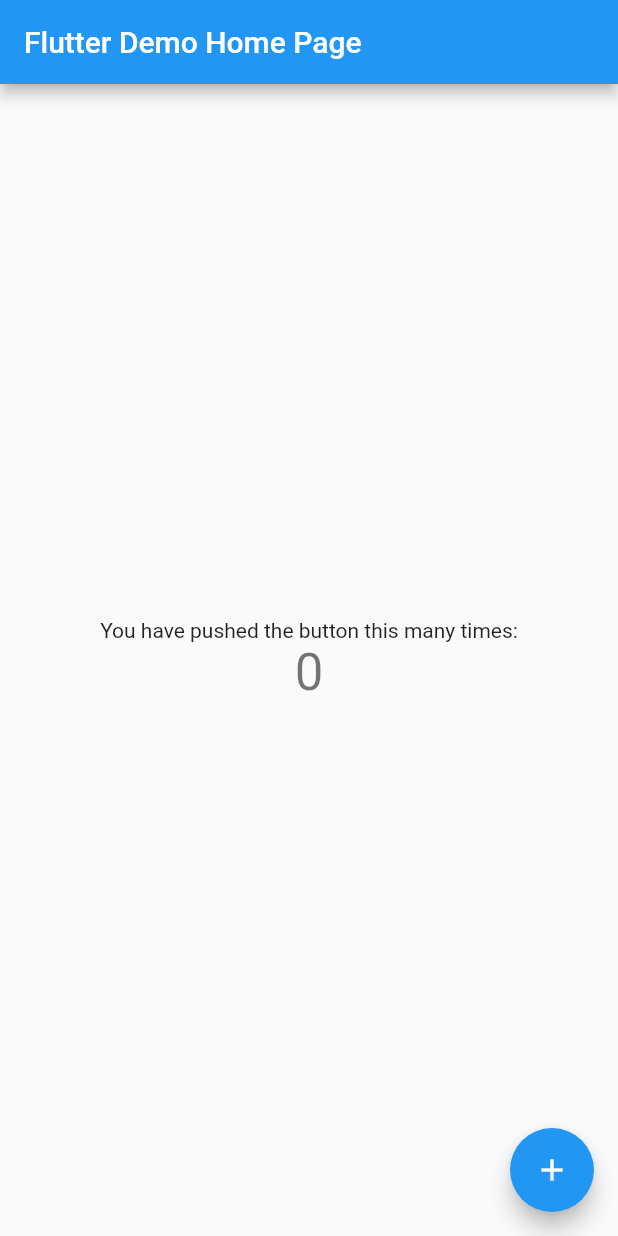
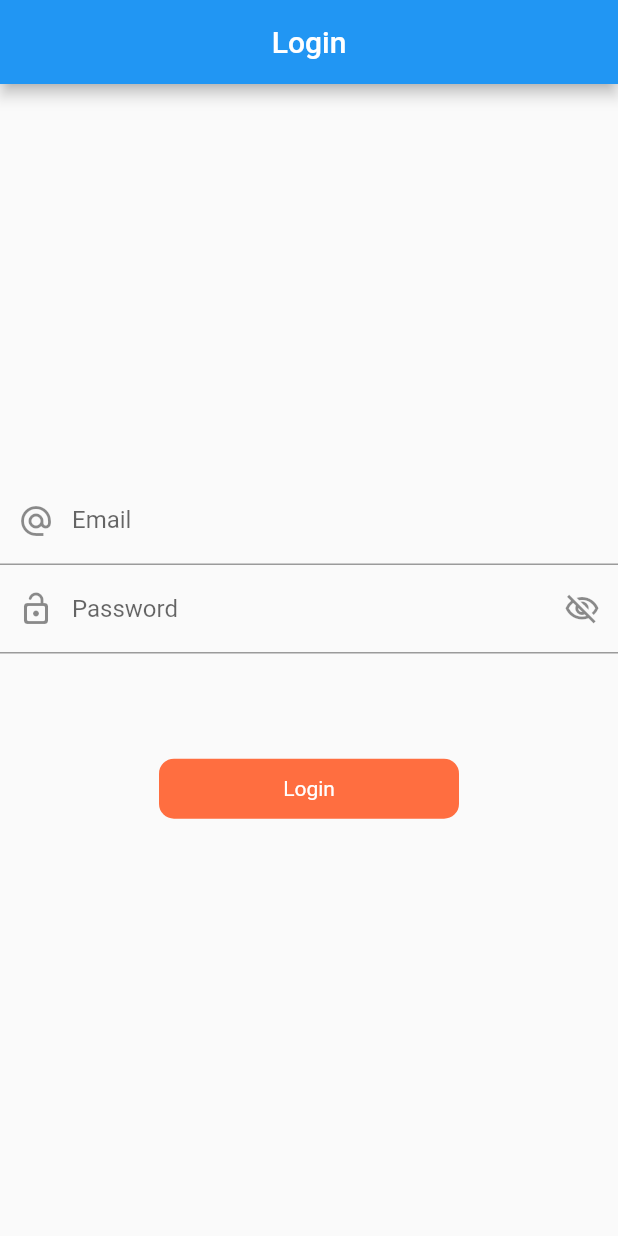
Before and after one commit to MdAbdullahAlMahmud/Flutter-MVVM-Project-Setup, a Flutter app: the screen it shows after launch, on a phone screen of 412 x 824 dp. Run offline on Flutter 3.47's test engine with Material 2 defaults, Android fonts, the phone set to English and light mode, and no system bars; our stand-ins replace fluttertoast.

Commit message:
Login View and and repository class declared

```diff
--- a/lib/main.dart
+++ b/lib/main.dart
@@ -1,4 +1,6 @@
 import 'package:flutter/material.dart';
+import 'package:flutter_mvvm_project_practise/utils/routes/routes.dart';
+import 'package:flutter_mvvm_project_practise/utils/routes/routes_name.dart';
 
 void main() {
   runApp(const MyApp());
@@ -15,7 +17,8 @@
       theme: ThemeData(
         primarySwatch: Colors.blue,
       ),
-      home: const MyHomePage(title: 'Flutter Demo Home Page'),
+      initialRoute: RoutesName.login,
+      onGenerateRoute: Routes.generateRoute,
     );
   }
 }
@@ -23,14 +26,7 @@
 class MyHomePage extends StatefulWidget {
   const MyHomePage({super.key, required this.title});
 
-  // This widget is the home page of your application. It is stateful, meaning
-  // that it has a State object (defined below) that contains fields that affect
-  // how it looks.
 
-  // This class is the configuration for the state. It holds the values (in this
-  // case the title) provided by the parent (in this case the App widget) and
-  // used by the build method of the State. Fields in a Widget subclass are
-  // always marked "final".
 
   final String title;
 
--- /dev/null
+++ b/lib/res/app_url.dart
@@ -0,0 +1,5 @@
+
+
+class AppUrl {
+
+}
--- /dev/null
+++ b/lib/res/color.dart
@@ -0,0 +1,12 @@
+
+import 'dart:ui';
+
+import 'package:flutter/material.dart';
+
+class AppColor {
+
+  static const Color blackColor = Color(0xFF00000);
+  static const Color whiteColor = Color(0xFFFFFFFF);
+
+  static const Color buttonColor = Colors.deepOrangeAccent;
+}
--- /dev/null
+++ b/lib/res/componenets/round_button.dart
@@ -0,0 +1,35 @@
+import 'package:flutter/material.dart';
+
+import '../color.dart';
+
+class RoundButton extends StatelessWidget {
+
+  final String title ;
+  final bool loading ;
+  final VoidCallback onPress ;
+  const RoundButton({Key? key ,
+    required this.title,
+    this.loading = false ,
+    required this.onPress ,
+
+  }) : super(key: key);
+
+  @override
+  Widget build(BuildContext context) {
+    return InkWell(
+      onTap: onPress,
+      child: Container(
+        height: 40,
+        width: 200,
+        decoration: BoxDecoration(
+            color: AppColor.buttonColor,
+            borderRadius: BorderRadius.circular(10)
+        ),
+        child: Center(
+            child:loading ? CircularProgressIndicator(color: Colors.white,) :  Text(title ,
+              style: TextStyle(color: AppColor.whiteColor),
+            )),
+      ),
+    );
+  }
+}
--- /dev/null
+++ b/lib/utils/routes/routes.dart
@@ -0,0 +1,35 @@
+import 'package:flutter/cupertino.dart';
+import 'package:flutter/material.dart';
+import 'package:flutter_mvvm_project_practise/utils/routes/routes_name.dart';
+import 'package:flutter_mvvm_project_practise/view/home_screen.dart';
+import 'package:flutter_mvvm_project_practise/view/login_view.dart';
+import '';
+
+class Routes{
+
+
+  static Route<dynamic> generateRoute (RouteSettings settings){
+
+    switch(settings.name){
+
+      case RoutesName.home:
+        return MaterialPageRoute(builder: (BuildContext context) => HomeScreen());
+
+        case RoutesName.login:
+        return MaterialPageRoute(builder: (BuildContext context) => LoginView());
+
+
+      default :
+        return MaterialPageRoute(builder: (_){
+
+          return const Scaffold(
+            body:  Center(
+              child: Text('No route defined'),
+            ),
+          );
+        });
+
+    }
+
+  }
+}
--- /dev/null
+++ b/lib/utils/routes/routes_name.dart
@@ -0,0 +1,6 @@
+
+class RoutesName{
+
+  static const String login = 'login_screen';
+  static const String home = 'home_screen';
+}
--- /dev/null
+++ b/lib/view/login_view.dart
@@ -0,0 +1,120 @@
+import 'package:flutter/material.dart';
+
+import '../res/componenets/round_button.dart';
+import '../utils/utils.dart';
+
+class LoginView extends StatefulWidget {
+  const LoginView({Key? key}) : super(key: key);
+
+  @override
+  _LoginViewState createState() => _LoginViewState();
+}
+
+class _LoginViewState extends State<LoginView> {
+
+  ValueNotifier<bool> _obsecurePassword = ValueNotifier<bool>(true);
+
+  TextEditingController _emailController = TextEditingController();
+  TextEditingController _passwordController = TextEditingController();
+
+  FocusNode emailFocusNode = FocusNode();
+  FocusNode passwordFocusNode = FocusNode();
+
+  @override
+  void dispose() {
+    // TODO: implement dispose
+    super.dispose();
+
+    _emailController.dispose();
+    _passwordController.dispose();
+
+    emailFocusNode.dispose();
+    passwordFocusNode.dispose();
+
+    _obsecurePassword.dispose();
+
+  }
+
+  @override
+  Widget build(BuildContext context) {
+
+    final height  = MediaQuery.of(context).size.height * 1 ;
+    return Scaffold(
+      appBar: AppBar(
+        title: Text('Login'),
+        centerTitle: true,
+      ),
+      body: SafeArea(
+        child: Column(
+          mainAxisAlignment: MainAxisAlignment.center,
+          crossAxisAlignment: CrossAxisAlignment.center,
+          children: [
+            TextFormField(
+              controller: _emailController,
+              keyboardType: TextInputType.emailAddress,
+              focusNode: emailFocusNode,
+              decoration: const InputDecoration(
+                  hintText: 'Email',
+                  labelText: 'Email',
+                  prefixIcon: Icon(Icons.alternate_email)
+              ),
+              onFieldSubmitted: (valu){
+                Utils.fieldFocusChange(context, emailFocusNode, passwordFocusNode);
+              },
+            ),
+            ValueListenableBuilder(
+                valueListenable: _obsecurePassword,
+                builder: (context , value, child){
+                  return TextFormField(
+                    controller: _passwordController,
+                    obscureText: _obsecurePassword.value,
+                    focusNode: passwordFocusNode,
+
+                    obscuringCharacter: "*",
+                    decoration: InputDecoration(
+                      hintText: 'Password',
+                      labelText: 'Password',
+                      prefixIcon: Icon(Icons.lock_open_rounded),
+                      suffixIcon: InkWell(
+                          onTap: (){
+                            _obsecurePassword.value = !_obsecurePassword.value ;
+                          },
+                          child: Icon(
+                              _obsecurePassword.value ?  Icons.visibility_off_outlined :
+                              Icons.visibility
+                          )),
+                    ),
+                  );
+
+                }
+            ),
+            SizedBox(height: height * .085,),
+            RoundButton(
+              title: 'Login',
+              onPress: (){
+                if(_emailController.text.isEmpty){
+
+                  Utils.snackBar('Please enter email', context);
+                }else if(_passwordController.text.isEmpty){
+                  Utils.snackBar('Please enter password', context);
+
+                }else if(_passwordController.text.length < 6){
+                  Utils.snackBar('Please enter 6 digit password', context);
+
+                }else {
+
+
+
+                }
+              },
+            ),
+            SizedBox(height: height * .02,),
+
+
+          ],
+        ),
+      ),
+    );
+  }
+
+}
```
Also changed, not shown: lib/utils/utils.dart (added, +28 -0 lines), lib/view/home_screen.dart (added, +20 -0 lines), lib/repository/auth_repository.dart (added).
